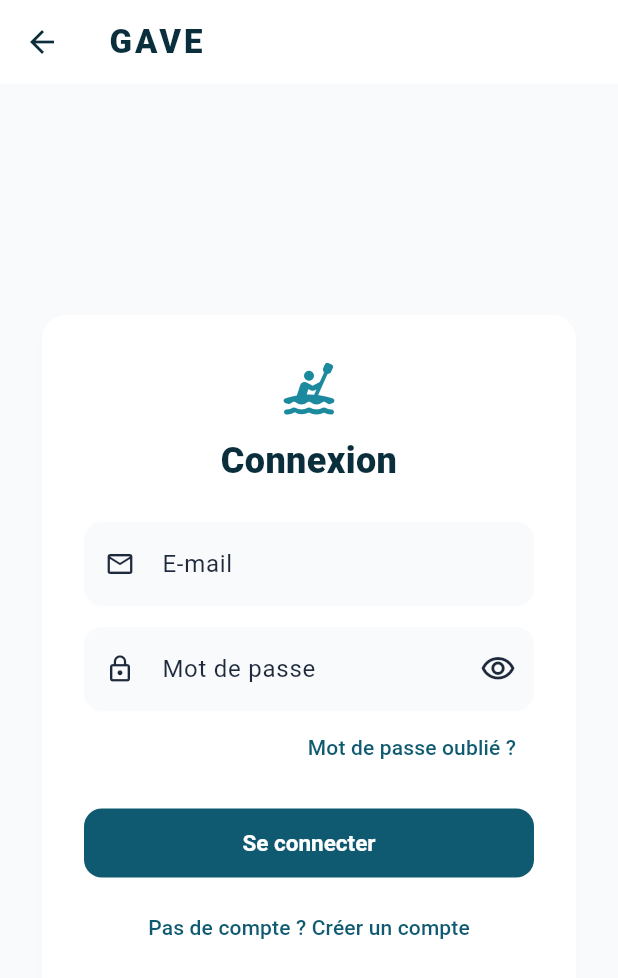
After one commit to Les-Gaves/gave_shopping, a Flutter app: the screen it shows after launch, after a tap on the "person outline" icon, on a phone screen of 412 x 824 dp. The commit adds this screen. Shown: the top 978 px of the screen. Run offline on Flutter 3.47's test engine with Material 3 defaults, Android fonts, the phone set to English and light mode, and no system bars; our stand-ins replace firebase_auth, firebase_core; accounts and stored records are empty; network calls fail.

Commit message:
add firebase login

```diff
--- /dev/null
+++ b/lib/pages/login_page.dart
@@ -0,0 +1,252 @@
+import 'package:firebase_auth/firebase_auth.dart';
+import 'package:flutter/material.dart';
+import '../theme/app_theme.dart';
+
+class LoginPage extends StatefulWidget {
+  const LoginPage({super.key});
+
+  @override
+  State<LoginPage> createState() => _LoginPageState();
+}
+
+class _LoginPageState extends State<LoginPage> {
+  final _formKey = GlobalKey<FormState>();
+  final _emailController = TextEditingController();
+  final _passwordController = TextEditingController();
+
+  bool _isLogin = true;
+  bool _loading = false;
+  bool _hidePassword = true;
+  String? _error;
+
+  @override
+  void dispose() {
+    _emailController.dispose();
+    _passwordController.dispose();
+    super.dispose();
+  }
+
+  Future<void> _submit() async {
+    if (!_formKey.currentState!.validate()) return;
+
+    setState(() {
+      _loading = true;
+      _error = null;
+    });
+
+    final email = _emailController.text.trim();
+    final password = _passwordController.text;
+
+    try {
+      if (_isLogin) {
+        await FirebaseAuth.instance
+            .signInWithEmailAndPassword(email: email, password: password);
+      } else {
+        await FirebaseAuth.instance
+            .createUserWithEmailAndPassword(email: email, password: password);
+      }
+      if (mounted) Navigator.of(context).pop();
+    } on FirebaseAuthException catch (e) {
+      setState(() => _error = _messageFor(e.code));
+    } catch (_) {
+      setState(() => _error = 'Une erreur est survenue. Réessayez.');
+    } finally {
+      if (mounted) setState(() => _loading = false);
+    }
+  }
+
+  Future<void> _resetPassword() async {
+    final email = _emailController.text.trim();
+    if (email.isEmpty) {
+      setState(() => _error = 'Saisissez votre e-mail pour réinitialiser.');
+      return;
+    }
+    try {
+      await FirebaseAuth.instance.sendPasswordResetEmail(email: email);
+      if (!mounted) return;
+      ScaffoldMessenger.of(context).showSnackBar(
+        const SnackBar(content: Text('E-mail de réinitialisation envoyé.')),
+      );
+    } on FirebaseAuthException catch (e) {
+      setState(() => _error = _messageFor(e.code));
+    }
+  }
+
+  String _messageFor(String code) {
+    switch (code) {
+      case 'invalid-email':
+        return 'Adresse e-mail invalide.';
+      case 'user-not-found':
+      case 'wrong-password':
+      case 'invalid-credential':
+        return 'E-mail ou mot de passe incorrect.';
+      case 'email-already-in-use':
+        return 'Un compte existe déjà avec cet e-mail.';
+      case 'weak-password':
+        return 'Mot de passe trop faible (6 caractères minimum).';
+      case 'network-request-failed':
+        return 'Problème de connexion réseau.';
+      case 'too-many-requests':
+        return 'Trop de tentatives. Réessayez plus tard.';
+      default:
+        return 'Erreur : $code';
+    }
+  }
+
+  @override
+  Widget build(BuildContext context) {
+    return Scaffold(
+      appBar: AppBar(
+        title: const Text(
+          'GAVE',
+          style: TextStyle(
+            fontWeight: FontWeight.w900,
+            letterSpacing: 2,
+            color: AppTheme.riverDark,
+          ),
+        ),
+      ),
+      body: Center(
+        child: SingleChildScrollView(
+          padding: const EdgeInsets.all(24),
+          child: ConstrainedBox(
+            constraints: const BoxConstraints(maxWidth: 420),
+            child: Card(
+              child: Padding(
+                padding: const EdgeInsets.all(28),
+                child: Form(
+                  key: _formKey,
+                  child: Column(
+                    mainAxisSize: MainAxisSize.min,
+                    crossAxisAlignment: CrossAxisAlignment.stretch,
+                    children: [
+                      const Icon(Icons.kayaking_rounded,
+                          size: 40, color: AppTheme.riverTeal),
+                      const SizedBox(height: 12),
+                      Text(
+                        _isLogin ? 'Connexion' : 'Créer un compte',
+                        textAlign: TextAlign.center,
+                        style: const TextStyle(
+                          fontSize: 24,
+                          fontWeight: FontWeight.w900,
+                          color: AppTheme.riverDark,
+                        ),
+                      ),
+                      const SizedBox(height: 24),
+                      TextFormField(
+                        controller: _emailController,
+                        keyboardType: TextInputType.emailAddress,
+                        autofillHints: const [AutofillHints.email],
+                        decoration: _decoration('E-mail', Icons.mail_outline),
+                        validator: (v) {
+                          if (v == null || v.trim().isEmpty) {
+                            return 'Saisissez votre e-mail';
+                          }
+                          if (!v.contains('@')) return 'E-mail invalide';
+                          return null;
+                        },
+                      ),
+                      const SizedBox(height: 14),
+                      TextFormField(
+                        controller: _passwordController,
+                        obscureText: _hidePassword,
+                        autofillHints: const [AutofillHints.password],
+                        onFieldSubmitted: (_) => _submit(),
+                        decoration:
+                            _decoration('Mot de passe', Icons.lock_outline)
+                                .copyWith(
+                          suffixIcon: IconButton(
+                            icon: Icon(_hidePassword
+                                ? Icons.visibility_outlined
+                                : Icons.visibility_off_outlined),
+                            onPressed: () =>
+                                setState(() => _hidePassword = !_hidePassword),
+                          ),
+                        ),
+                        validator: (v) {
+                          if (v == null || v.isEmpty) {
+                            return 'Saisissez votre mot de passe';
+                          }
+                          if (!_isLogin && v.length < 6) {
+                            return '6 caractères minimum';
+                          }
+                          return null;
+                        },
+                      ),
+                      if (_isLogin)
+                        Align(
+                          alignment: Alignment.centerRight,
+                          child: TextButton(
+                            onPressed: _loading ? null : _resetPassword,
+                            child: const Text('Mot de passe oublié ?'),
+                          ),
+                        ),
+                      if (_error != null) ...[
+                        const SizedBox(height: 8),
+                        Container(
+                          padding: const EdgeInsets.all(10),
+                          decoration: BoxDecoration(
+                            color: AppTheme.safetyOrangeLight,
+                            borderRadius: BorderRadius.circular(10),
+                          ),
+                          child: Text(
+                            _error!,
+                            style: const TextStyle(
+                              color: Color(0xFF7A2508),
+                              fontSize: 13,
+                            ),
+                          ),
+                        ),
+                      ],
+                      const SizedBox(height: 16),
+                      ElevatedButton(
+                        onPressed: _loading ? null : _submit,
+                        child: _loading
+                            ? const SizedBox(
+                                height: 20,
+                                width: 20,
+                                child: CircularProgressIndicator(
+                                  strokeWidth: 2,
+                                  color: Colors.white,
+                                ),
+                              )
+                            : Text(_isLogin ? 'Se connecter' : "S'inscrire"),
+                      ),
+                      const SizedBox(height: 8),
+                      TextButton(
+                        onPressed: _loading
+                            ? null
+                            : () => setState(() {
+                                  _isLogin = !_isLogin;
+                                  _error = null;
+                                }),
+                        child: Text(
+                          _isLogin
+                              ? 'Pas de compte ? Créer un compte'
+                              : 'Déjà un compte ? Se connecter',
+                        ),
+                      ),
+                    ],
+                  ),
+                ),
+              ),
+            ),
+          ),
+        ),
+      ),
+    );
+  }
+
+  InputDecoration _decoration(String label, IconData icon) {
+    return InputDecoration(
+      labelText: label,
+      prefixIcon: Icon(icon, size: 20),
+      filled: true,
+      fillColor: AppTheme.surfaceLight,
+      border: OutlineInputBorder(
+        borderRadius: BorderRadius.circular(12),
+        borderSide: BorderSide.none,
+      ),
+    );
+  }
+}
--- a/lib/widgets/navbar.dart
+++ b/lib/widgets/navbar.dart
@@ -1,5 +1,7 @@
 import 'package:flutter/material.dart';
 import '../theme/app_theme.dart';
+import 'package:firebase_auth/firebase_auth.dart';
+import '../pages/login_page.dart';
 
 class StoreNavBar extends StatelessWidget implements PreferredSizeWidget {
   final String activeCategory;
@@ -187,6 +189,10 @@ class StoreNavBar extends StatelessWidget implements PreferredSizeWidget {
                 ),
               ],
             ),
+
+            _accountButton(context, isDesktop),
+            const SizedBox(width: 8),
+
           ],
         ),
       ),
@@ -223,6 +229,55 @@ class StoreNavBar extends StatelessWidget implements PreferredSizeWidget {
           ],
         ),
       ),
+    );
+  }
+
+  Widget _accountButton(BuildContext context, bool isDesktop) {
+    return StreamBuilder<User?>(
+      stream: FirebaseAuth.instance.authStateChanges(),
+      builder: (context, snapshot) {
+        final user = snapshot.data;
+
+        if (user == null) {
+          void openLogin() => Navigator.of(context).push(
+                MaterialPageRoute(builder: (_) => const LoginPage()),
+              );
+          return isDesktop
+              ? TextButton.icon(
+                  onPressed: openLogin,
+                  icon: const Icon(Icons.person_outline, size: 20),
+                  label: const Text('Se connecter'),
+                  style: TextButton.styleFrom(
+                    foregroundColor: AppTheme.riverDark,
+                  ),
+                )
+              : IconButton(
+                  tooltip: 'Se connecter',
+                  icon: const Icon(Icons.person_outline,
+                      color: AppTheme.riverDark),
+                  onPressed: openLogin,
+                );
+        }
+
+        return PopupMenuButton<String>(
+          tooltip: user.email ?? 'Compte',
+          icon: const Icon(Icons.account_circle, color: AppTheme.riverPrimary),
+          onSelected: (value) {
+            if (value == 'logout') FirebaseAuth.instance.signOut();
+          },
+          itemBuilder: (context) => [
+            PopupMenuItem<String>(
+              enabled: false,
+              child: Text(user.email ?? 'Connecté'),
+            ),
+            const PopupMenuDivider(),
+            const PopupMenuItem<String>(
+              value: 'logout',
+              child: Text('Se déconnecter'),
+            ),
+          ],
+        );
+      },
     );
   }
 }
--- a/pubspec.yaml
+++ b/pubspec.yaml
@@ -37,6 +37,7 @@ dependencies:
   # Use with the CupertinoIcons class for iOS style icons.
   cupertino_icons: ^1.0.8
   firebase_core: ^4.15.0
+  firebase_auth: ^6.7.0
 
 dev_dependencies:
   flutter_test:
```
Also changed, not shown: pubspec.lock, 3 other files.
